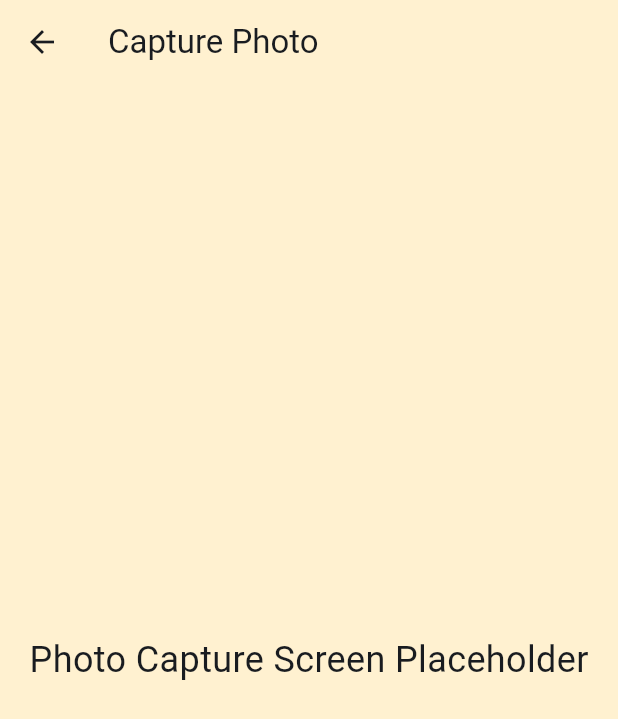
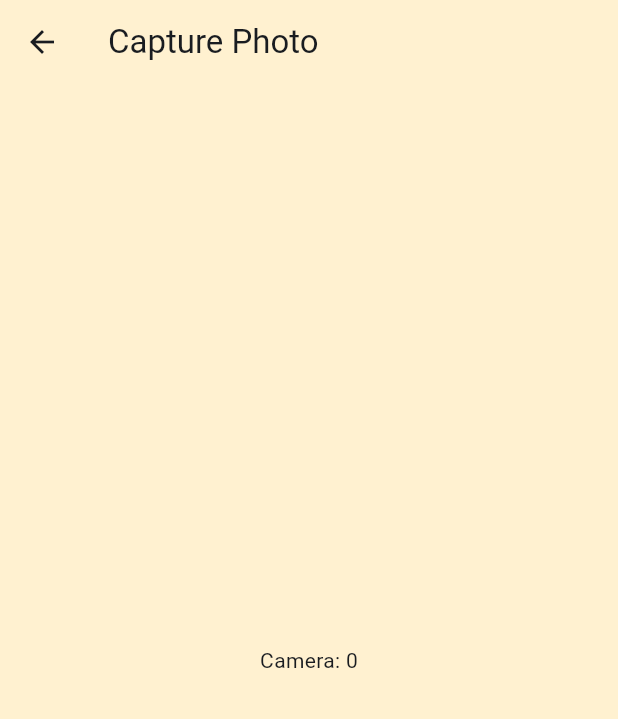
Before and after one commit to sammig6i/virtual_staging_app, a Flutter app: the screen it shows after launch, after a tap on the "add" icon, on a phone screen of 412 x 824 dp. Shown: the top 719 px of the screen. Run offline on Flutter 3.47's test engine with Material 3 defaults, Android fonts, the phone set to English and light mode, and no system bars; our stand-ins replace camera.

Commit message:
setup camera for iOS

```diff
--- a/lib/home.dart
+++ b/lib/home.dart
@@ -1,9 +1,12 @@
+import 'package:camera/camera.dart';
 import 'package:flutter/material.dart';
 import 'photo_capture.dart';
 import 'photo_gallery.dart';
 
 class Home extends StatelessWidget {
-  const Home({super.key});
+  final CameraDescription? camera;
+
+  const Home({super.key, required this.camera});
 
   @override
   Widget build(BuildContext context) {
@@ -25,12 +28,14 @@ class Home extends StatelessWidget {
         ),
       ),
       body: Center(
-        child: Column(
+        child: camera == null
+            ? const Text('No camera found')
+            : Column(
                 mainAxisAlignment: MainAxisAlignment.start,
                 children: [
                   Container(
                     width: MediaQuery.of(context).size.width * 0.9,
-              height: MediaQuery.of(context).size.height * 0.75,
+                    height: MediaQuery.of(context).size.height * 0.70,
                     decoration: BoxDecoration(
                       borderRadius: BorderRadius.circular(16),
                       image: const DecorationImage(
@@ -47,11 +52,15 @@ class Home extends StatelessWidget {
                       children: [
                         FloatingActionButton(
                           heroTag: 'takePhoto',
-                    onPressed: () {
+                          onPressed: camera == null
+                              ? null
+                              : () {
                                   Navigator.push(
                                     context,
                                     MaterialPageRoute(
-                            builder: (context) => const PhotoCaptureScreen()),
+                                        builder: (context) =>
+                                            PhotoCaptureScreen(
+                                                camera: camera!)),
                                   );
                                 },
                           tooltip: 'Take Photo',
@@ -64,7 +73,8 @@ class Home extends StatelessWidget {
                             Navigator.push(
                               context,
                               MaterialPageRoute(
-                            builder: (context) => const PhotoGalleryScreen()),
+                                  builder: (context) =>
+                                      const PhotoGalleryScreen()),
                             );
                           },
                           tooltip: 'Pick Photo from Gallery',
--- a/lib/main.dart
+++ b/lib/main.dart
@@ -1,13 +1,33 @@
 import 'package:flutter/material.dart';
 import 'package:flutter/services.dart';
+import 'package:camera/camera.dart';
 import 'home.dart';
 
-void main() {
-  runApp(const MyApp());
+Future<void> main() async {
+  WidgetsFlutterBinding.ensureInitialized();
+
+  List<CameraDescription> cameras;
+  CameraDescription? firstCamera;
+
+  try {
+    cameras = await availableCameras();
+
+    if (cameras.isEmpty) {
+      throw Exception('No camera found');
+    }
+
+    firstCamera = cameras.first;
+  } catch (e) {
+    // ignore: avoid_print
+    print('Error: $e');
+  }
+
+  runApp(MyApp(camera: firstCamera));
 }
 
 class MyApp extends StatelessWidget {
-  const MyApp({super.key});
+  final CameraDescription? camera;
+  const MyApp({super.key, required this.camera});
 
   @override
   Widget build(BuildContext context) {
@@ -26,7 +46,7 @@ class MyApp extends StatelessWidget {
         ),
         scaffoldBackgroundColor: const Color(0xFFFFF1D0),
       ),
-      home: const Home(),
+      home: Home(camera: camera),
     );
   }
 }
--- a/lib/photo_capture.dart
+++ b/lib/photo_capture.dart
@@ -1,7 +1,13 @@
+import 'package:camera/camera.dart';
 import 'package:flutter/material.dart';
 
 class PhotoCaptureScreen extends StatelessWidget {
-  const PhotoCaptureScreen({super.key});
+  const PhotoCaptureScreen({
+    super.key,
+    required this.camera,
+  });
+
+  final CameraDescription camera;
 
   @override
   Widget build(BuildContext context) {
@@ -11,10 +17,9 @@ class PhotoCaptureScreen extends StatelessWidget {
         backgroundColor: const Color(0xFFFFF1D0),
         elevation: 0,
       ),
-      body: const Center(
+      body: Center(
         child: Text(
-          'Photo Capture Screen Placeholder',
-          style: TextStyle(fontSize: 24),
+          'Camera: ${camera.name}',
         ),
       ),
     );
```
Also changed, not shown: pubspec.yaml (+7 -31 lines), pubspec.lock, 14 other files. Lines whose indentation alone changed are shown as unchanged.
